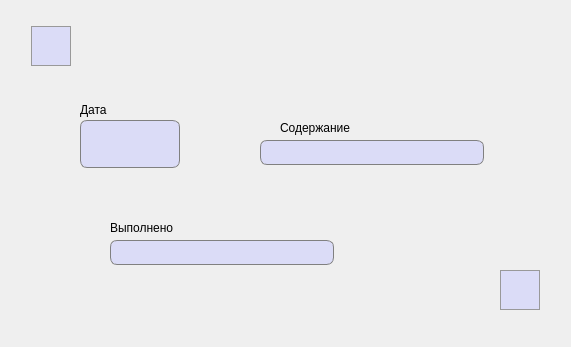
Before: the Qt Designer form UpdateTask.ui in FediiBohdan/TechService, drawn with Qt 5.
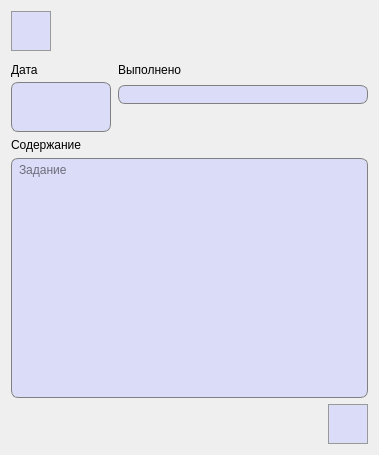
After: the same form once the commit is applied. Icons and pictures are not drawn.

Commit message:
Tasks list at the desktop is working now + task windows are fixed
Still need to add the ability to add a task from the desktop

The edit to the form file:
```diff
--- a/UpdateTask.ui
+++ b/UpdateTask.ui
@@ -6,22 +6,16 @@
    <rect>
     <x>0</x>
     <y>0</y>
-    <width>571</width>
-    <height>347</height>
+    <width>379</width>
+    <height>455</height>
    </rect>
   </property>
   <property name="windowTitle">
    <string>Редактирование информации о задании</string>
   </property>
+  <layout class="QGridLayout" name="gridLayout_2">
+   <item row="0" column="0">
   <widget class="QPushButton" name="backToViewInfoButton">
-   <property name="geometry">
-    <rect>
-     <x>31</x>
-     <y>26</y>
-     <width>40</width>
-     <height>40</height>
-    </rect>
-   </property>
    <property name="minimumSize">
     <size>
      <width>40</width>
@@ -58,163 +52,61 @@
     </size>
    </property>
   </widget>
-  <widget class="QPushButton" name="saveUpdatedInfo">
-   <property name="geometry">
-    <rect>
-     <x>500</x>
-     <y>270</y>
-     <width>40</width>
-     <height>40</height>
-    </rect>
-   </property>
-   <property name="minimumSize">
+   </item>
+   <item row="0" column="1">
+    <spacer name="horizontalSpacer">
+     <property name="orientation">
+      <enum>Qt::Horizontal</enum>
+     </property>
+     <property name="sizeHint" stdset="0">
     <size>
      <width>40</width>
-     <height>40</height>
-    </size>
-   </property>
-   <property name="styleSheet">
-    <string notr="true">QPushButton {
-	background-color: #dbdcf7;
-	border: 1px solid #999999;
-}
-
-QPushButton:hover {
-	background-color: #d5d6f0;
-	border: 1px solid #acacac;
-}
-
-QPushButton:pressed {
-	background-color: #cbcde6;
-	border: 2px solid #999999;
-}</string>
-   </property>
-   <property name="text">
-    <string/>
-   </property>
-   <property name="icon">
-    <iconset resource="images.qrc">
-     <normaloff>:/images/save.png</normaloff>:/images/save.png</iconset>
-   </property>
-   <property name="iconSize">
-    <size>
-     <width>27</width>
-     <height>27</height>
-    </size>
-   </property>
-  </widget>
+       <height>20</height>
+      </size>
+     </property>
+    </spacer>
+   </item>
+   <item row="1" column="0" colspan="2">
+    <layout class="QGridLayout" name="gridLayout">
+     <property name="horizontalSpacing">
+      <number>7</number>
+     </property>
+     <property name="verticalSpacing">
+      <number>0</number>
+     </property>
+     <item row="0" column="0">
   <widget class="QLabel" name="label_8">
-   <property name="geometry">
-    <rect>
-     <x>80</x>
-     <y>99</y>
-     <width>100</width>
-     <height>21</height>
-    </rect>
+       <property name="minimumSize">
+        <size>
+         <width>0</width>
+         <height>25</height>
+        </size>
    </property>
    <property name="text">
     <string>Дата</string>
    </property>
   </widget>
+     </item>
+     <item row="0" column="1">
   <widget class="QLabel" name="label_2">
-   <property name="geometry">
-    <rect>
-     <x>110</x>
-     <y>220</y>
-     <width>91</width>
-     <height>16</height>
-    </rect>
+       <property name="minimumSize">
+        <size>
+         <width>0</width>
+         <height>25</height>
+        </size>
    </property>
    <property name="text">
     <string>Выполнено</string>
    </property>
   </widget>
-  <widget class="QLineEdit" name="contentLine">
-   <property name="geometry">
-    <rect>
-     <x>260</x>
-     <y>140</y>
-     <width>224</width>
-     <height>25</height>
-    </rect>
-   </property>
-   <property name="font">
-    <font>
-     <pointsize>10</pointsize>
-    </font>
-   </property>
-   <property name="styleSheet">
-    <string notr="true">QLineEdit {
-	border: 1px solid gray;
-    border-radius: 7px;
-    background-color: #dbdcf7;
-	padding-left: 3px;
-}</string>
-   </property>
-  </widget>
-  <widget class="QLineEdit" name="timeLine">
-   <property name="geometry">
-    <rect>
-     <x>80</x>
-     <y>144</y>
-     <width>100</width>
-     <height>24</height>
-    </rect>
-   </property>
-   <property name="maximumSize">
-    <size>
-     <width>100</width>
-     <height>16777215</height>
-    </size>
-   </property>
-   <property name="font">
-    <font>
-     <pointsize>10</pointsize>
-    </font>
-   </property>
-   <property name="styleSheet">
-    <string notr="true">QLineEdit {
-	border: 1px solid gray;
-    border-radius: 7px;
-    background-color: #dbdcf7;
-	padding-left: 3px;
-	border-top-left-radius: 0px;
-	border-top-right-radius: 0px;
-	border-top: none;
-}</string>
-   </property>
-  </widget>
-  <widget class="QLineEdit" name="isFulfilledLine">
-   <property name="geometry">
-    <rect>
-     <x>110</x>
-     <y>240</y>
-     <width>224</width>
-     <height>25</height>
-    </rect>
-   </property>
-   <property name="font">
-    <font>
-     <pointsize>10</pointsize>
-    </font>
-   </property>
-   <property name="styleSheet">
-    <string notr="true">QLineEdit {
-	border: 1px solid gray;
-    border-radius: 7px;
-    background-color: #dbdcf7;
-	padding-left: 3px;
-}</string>
-   </property>
-  </widget>
+     </item>
+     <item row="1" column="0">
   <widget class="QLineEdit" name="dateLine">
-   <property name="geometry">
-    <rect>
-     <x>80</x>
-     <y>120</y>
+       <property name="minimumSize">
+        <size>
      <width>100</width>
-     <height>24</height>
-    </rect>
+         <height>25</height>
+        </size>
    </property>
    <property name="maximumSize">
     <size>
@@ -239,19 +131,137 @@
 }</string>
    </property>
   </widget>
+     </item>
+     <item row="1" column="1">
+      <widget class="QLineEdit" name="isFulfilledLine">
+       <property name="font">
+        <font>
+         <pointsize>10</pointsize>
+        </font>
+       </property>
+       <property name="styleSheet">
+        <string notr="true">QLineEdit {
+	border: 1px solid gray;
+    border-radius: 7px;
+    background-color: #dbdcf7;
+	padding-left: 3px;
+}</string>
+       </property>
+      </widget>
+     </item>
+     <item row="2" column="0">
+      <widget class="QLineEdit" name="timeLine">
+       <property name="minimumSize">
+        <size>
+         <width>100</width>
+         <height>25</height>
+        </size>
+       </property>
+       <property name="maximumSize">
+        <size>
+         <width>100</width>
+         <height>16777215</height>
+        </size>
+       </property>
+       <property name="font">
+        <font>
+         <pointsize>10</pointsize>
+        </font>
+       </property>
+       <property name="styleSheet">
+        <string notr="true">QLineEdit {
+	border: 1px solid gray;
+    border-radius: 7px;
+    background-color: #dbdcf7;
+	padding-left: 3px;
+	border-top-left-radius: 0px;
+	border-top-right-radius: 0px;
+	border-top: none;
+}</string>
+       </property>
+      </widget>
+     </item>
+    </layout>
+   </item>
+   <item row="2" column="0" colspan="2">
+    <layout class="QGridLayout" name="gridLayout_3">
+     <item row="1" column="0" colspan="2">
+      <widget class="QTextEdit" name="contentLine">
+       <property name="styleSheet">
+        <string notr="true">QTextEdit {
+	border: 1px solid gray;
+    border-radius: 7px;
+    background-color: #dbdcf7;
+	padding-left: 3px;
+}</string>
+       </property>
+       <property name="placeholderText">
+        <string>Задание</string>
+       </property>
+      </widget>
+     </item>
+     <item row="2" column="0">
+      <spacer name="horizontalSpacer_2">
+       <property name="orientation">
+        <enum>Qt::Horizontal</enum>
+       </property>
+       <property name="sizeHint" stdset="0">
+        <size>
+         <width>40</width>
+         <height>20</height>
+        </size>
+       </property>
+      </spacer>
+     </item>
+     <item row="0" column="0" colspan="2">
   <widget class="QLabel" name="label">
-   <property name="geometry">
-    <rect>
-     <x>280</x>
-     <y>120</y>
-     <width>101</width>
-     <height>16</height>
-    </rect>
-   </property>
    <property name="text">
     <string>Содержание</string>
    </property>
   </widget>
+     </item>
+     <item row="2" column="1">
+      <widget class="QPushButton" name="saveUpdatedInfo">
+       <property name="minimumSize">
+        <size>
+         <width>40</width>
+         <height>40</height>
+        </size>
+       </property>
+       <property name="styleSheet">
+        <string notr="true">QPushButton {
+	background-color: #dbdcf7;
+	border: 1px solid #999999;
+}
+
+QPushButton:hover {
+	background-color: #d5d6f0;
+	border: 1px solid #acacac;
+}
+
+QPushButton:pressed {
+	background-color: #cbcde6;
+	border: 2px solid #999999;
+}</string>
+       </property>
+       <property name="text">
+        <string/>
+       </property>
+       <property name="icon">
+        <iconset resource="images.qrc">
+         <normaloff>:/images/save.png</normaloff>:/images/save.png</iconset>
+       </property>
+       <property name="iconSize">
+        <size>
+         <width>27</width>
+         <height>27</height>
+        </size>
+       </property>
+      </widget>
+     </item>
+    </layout>
+   </item>
+  </layout>
  </widget>
  <resources>
   <include location="images.qrc"/>
```
Lines whose indentation alone changed are shown as unchanged. The commit also changes 11 other files.
